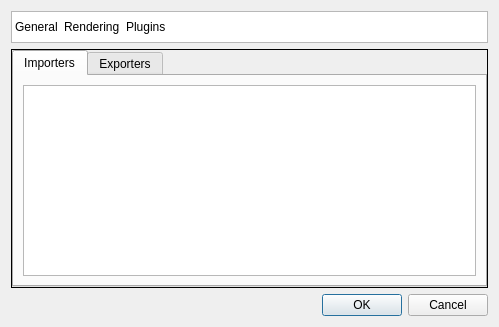
mattiascibien/ivygen, file src/app/settingsdialog.ui: the form before one commit.
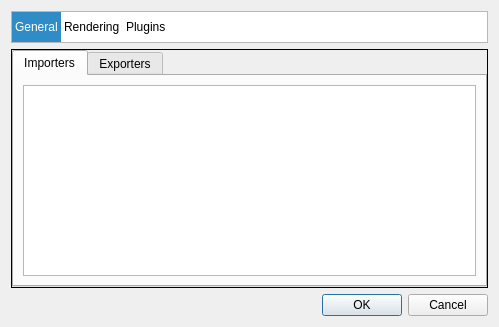
The form after the commit. Icons and pictures are not drawn. Custom widgets are drawn as their Qt base class.

Commit message: General is now selected when opening the window for the first time.

```diff
--- a/src/app/settingsdialog.ui
+++ b/src/app/settingsdialog.ui
@@ -43,6 +43,9 @@
      <property name="flow">
       <enum>QListView::LeftToRight</enum>
      </property>
+     <property name="currentRow">
+      <number>0</number>
+     </property>
      <item>
       <property name="text">
        <string>General</string>
```
